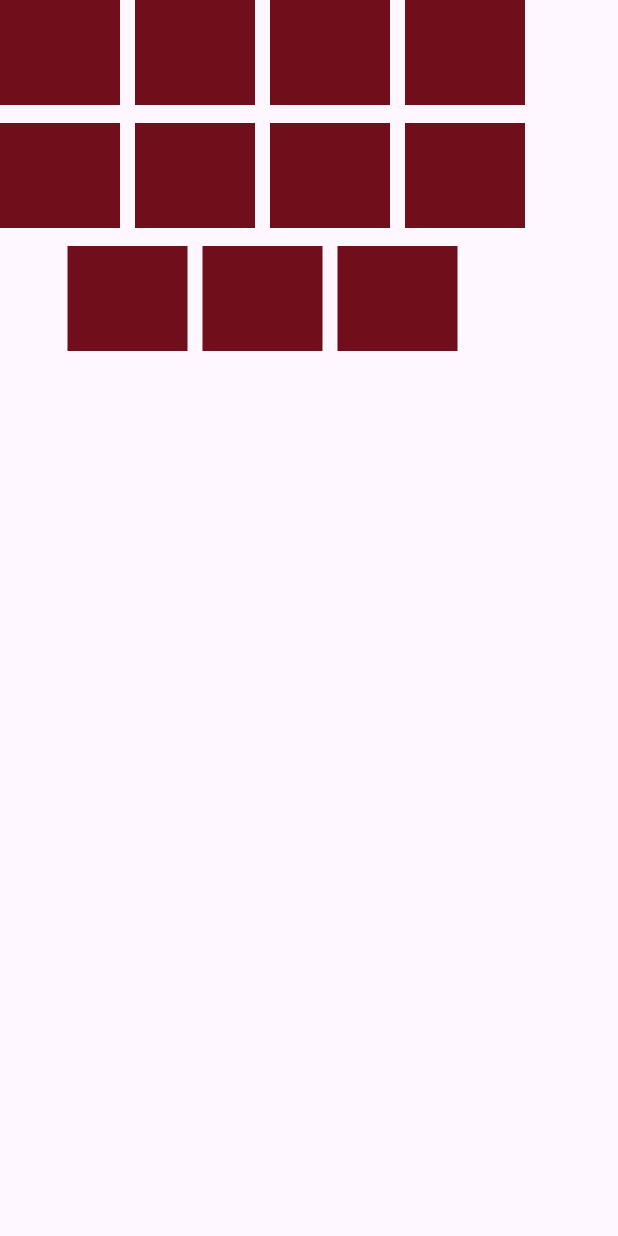
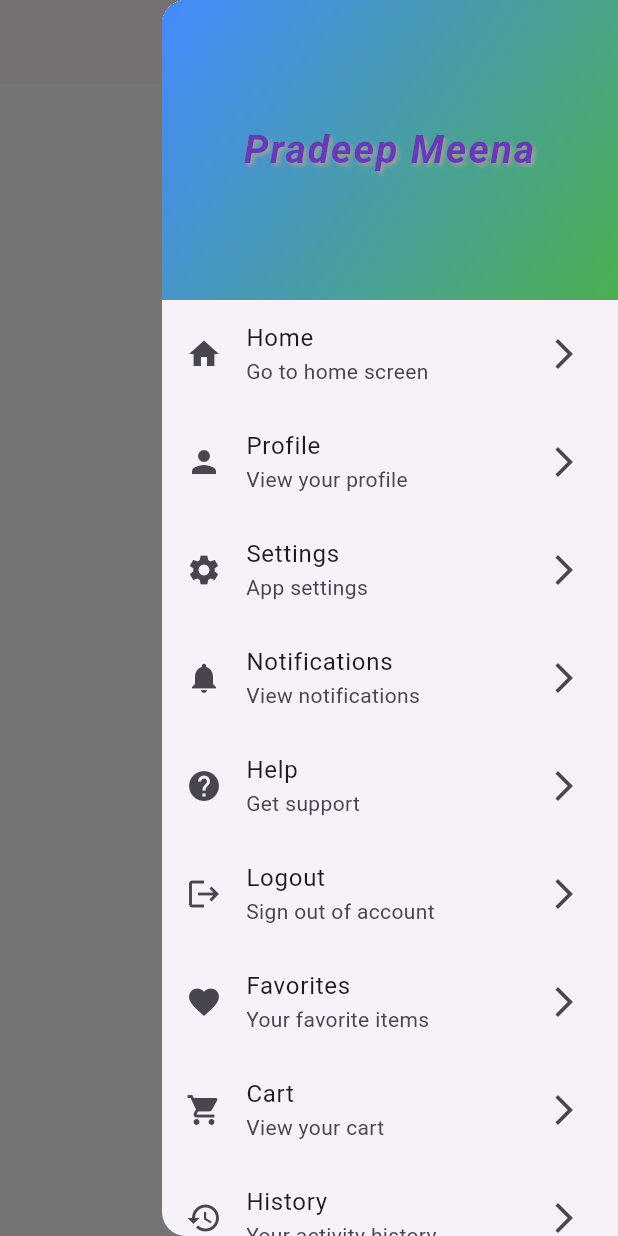
Before and after one commit to pradeepyuni07/Day2-Dart, a Flutter app: the screen it shows after launch, with the side drawer open (before the commit the screen has no drawer), on a phone screen of 412 x 824 dp. Run offline on Flutter 3.47's test engine with Material 3 defaults, Android fonts, the phone set to English and light mode, and no system bars; key blocks and very long unbroken strings in the code were emptied for the run.

Commit message:
Today Task Done

```diff
--- /dev/null
+++ b/lib/custom_drawer.dart
@@ -0,0 +1,143 @@
+import 'package:flutter/cupertino.dart';
+import 'package:flutter/material.dart';
+
+class CustomDrawer extends StatefulWidget {
+  const CustomDrawer({super.key});
+
+  @override
+  State<CustomDrawer> createState() => _CustomDrawerState();
+}
+
+class _CustomDrawerState extends State<CustomDrawer> {
+  @override
+  Widget build(BuildContext context) {
+    return Scaffold(
+      backgroundColor: Colors.white,
+      appBar: AppBar(),
+      endDrawer: Drawer(
+        // surfaceTintColor: Colors.red,
+        elevation: 30,
+        shape: RoundedRectangleBorder(
+          borderRadius: BorderRadius.only(
+            topLeft: Radius.circular(16),
+            bottomLeft: Radius.circular(16),
+          ),
+        ),
+        // backgroundColor: Colors.blue,
+        child: Column(
+          children: [
+            Container(
+              alignment: Alignment.center,
+              width: double.infinity,
+              height: 200,
+              decoration: BoxDecoration(
+                gradient: LinearGradient(
+                  colors: [Colors.blueAccent, Colors.green],
+                  begin: Alignment.topLeft,
+                  end: Alignment.bottomRight,
+                ),
+              ),
+              child: Column(
+                mainAxisAlignment: MainAxisAlignment.center,
+                children: [
+                  Text(
+                    "Pradeep Meena",
+                    textAlign: TextAlign.center,
+                    style: TextStyle(
+                      fontSize: 26,
+                      fontWeight: FontWeight.bold,
+                      color: Colors.deepPurple,
+                      fontStyle: FontStyle.italic,
+                      letterSpacing: 1.2,
+                      shadows: [
+                        Shadow(
+                          color: Colors.grey,
+                          offset: Offset(2, 2),
+                          blurRadius: 3,
+                        ),
+                      ],
+                    ),
+                  ),
+                ],
+              ),
+            ),
+
+            Expanded(
+              child: SingleChildScrollView(
+
+                child: Column(
+                  children: [
+                    ListTile(
+                      leading: Icon(Icons.home),
+                      title: Text("Home"),
+                      subtitle: Text("Go to home screen"),
+                      trailing: Icon(Icons.arrow_forward_ios),
+                      onTap: () {},
+                    ),
+                    ListTile(
+                      leading: Icon(Icons.person),
+                      title: Text("Profile"),
+                      subtitle: Text("View your profile"),
+                      trailing: Icon(Icons.arrow_forward_ios),
+                      onTap: () {},
+                    ),
+                    ListTile(
+                      leading: Icon(Icons.settings),
+                      title: Text("Settings"),
+                      subtitle: Text("App settings"),
+                      trailing: Icon(Icons.arrow_forward_ios),
+                      onTap: () {},
+                    ),
+                    ListTile(
+                      leading: Icon(Icons.notifications),
+                      title: Text("Notifications"),
+                      subtitle: Text("View notifications"),
+                      trailing: Icon(Icons.arrow_forward_ios),
+                      onTap: () {},
+                    ),
+                    ListTile(
+                      leading: Icon(Icons.help),
+                      title: Text("Help"),
+                      subtitle: Text("Get support"),
+                      trailing: Icon(Icons.arrow_forward_ios),
+                      onTap: () {},
+                    ),
+                    ListTile(
+                      leading: Icon(Icons.logout),
+                      title: Text("Logout"),
+                      subtitle: Text("Sign out of account"),
+                      trailing: Icon(Icons.arrow_forward_ios),
+                      onTap: () {},
+                    ),
+                    // New 3 items
+                    ListTile(
+                      leading: Icon(Icons.favorite),
+                      title: Text("Favorites"),
+                      subtitle: Text("Your favorite items"),
+                      trailing: Icon(Icons.arrow_forward_ios),
+                      onTap: () {},
+                    ),
+                    ListTile(
+                      leading: Icon(Icons.shopping_cart),
+                      title: Text("Cart"),
+                      subtitle: Text("View your cart"),
+                      trailing: Icon(Icons.arrow_forward_ios),
+                      onTap: () {},
+                    ),
+                    ListTile(
+                      leading: Icon(Icons.history),
+                      title: Text("History"),
+                      subtitle: Text("Your activity history"),
+                      trailing: Icon(Icons.arrow_forward_ios),
+                      onTap: () {},
+                    ),
+                  ],
+                ),
+              ),
+            ),
+          ],
+        ),
+      ),
+    );
+  }
+}
--- a/lib/main.dart
+++ b/lib/main.dart
@@ -1,5 +1,9 @@
 import 'package:dart_app/builders.dart';
+import 'package:dart_app/custom_bottombar.dart';
+import 'package:dart_app/custom_drawer.dart';
+import 'package:dart_app/fab_button.dart';
 import 'package:dart_app/grid_view.dart';
+import 'package:dart_app/row_widget.dart';
 import 'package:dart_app/stlessful.dart';
 import 'package:dart_app/text_field_widget.dart';
 import 'package:dart_app/text_formField.dart' show TextFormfieldDemo;
@@ -16,8 +20,10 @@ class MyApp extends StatelessWidget {
   @override
   Widget build(BuildContext context) {
     return MaterialApp(
-      debugShowCheckedModeBanner: false, // Remove debug banner
-      home: Wrapres()
+
+
+        debugShowCheckedModeBanner: false, // Remove debug banner
+      home:CustomDrawer()
     );
   }
 }
```
Also changed, not shown: lib/builders.dart (+16 -15 lines), lib/custom_bottombar.dart (added, +119 -0 lines), lib/fab_button.dart (added, +45 -0 lines), lib/row_widget.dart (added, +77 -0 lines).
